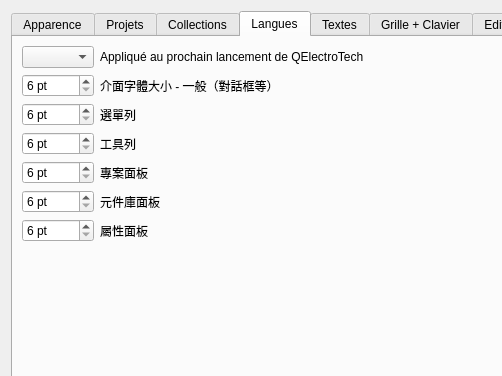
Old version of the form sources/ui/configpage/generalconfigurationpage.ui in the repository jolinjo/QET; both pictures show x 0 to 502 and y 0 to 376 of the 955 by 625 pixel window.
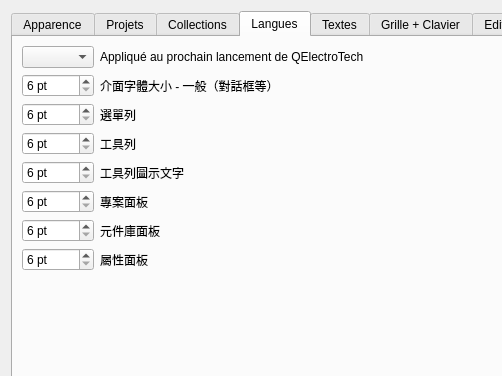
New version of the form. The open tabs and pages were chosen to show the change.

Commit message:
介面字級/使用性優化:頁籤與專案標題跟隨面板字級、工具列圖示文字獨立字級、屬性面板字級一致、元件庫 splitter 記憶、預設開啟常用庫;移除工具列列印鈕,版本 1.0.21
- 專案頁籤(ProjectView m_tab)與 MDI 子視窗標題跟隨「專案面板」字級,新開專案即時套用
- 新增「工具列圖示文字」獨立字級設定(fontsize_toolbar_icontext),套到工具列按鈕 caption
- 屬性/自動編號 dock 動態重建的 editor 套用 dock 分區字型,修正大小不一
- 元件庫樹/預覽 splitter 位置跨 session 記憶(elementspanel/collections_splitter_state)
- 元件庫首次載入預設展開並選取公司「00 常用」庫,下方直接顯示常用元件
- 工具列移除列印按鈕(保留選單項與 ⌘P)
- README:釐清「改動越少越好」僅適用 MCP 介面層,QET 本身使用性/效能/穩定改善歡迎

```diff
--- a/sources/ui/configpage/generalconfigurationpage.ui
+++ b/sources/ui/configpage/generalconfigurationpage.ui
@@ -558,42 +558,54 @@
         </widget>
        </item>
        <item row="4" column="0">
-        <widget class="QSpinBox" name="m_fs_project_sb">
+        <widget class="QSpinBox" name="m_fs_toolbar_icontext_sb">
          <property name="minimum"><number>6</number></property>
          <property name="maximum"><number>24</number></property>
          <property name="suffix"><string> pt</string></property>
         </widget>
        </item>
        <item row="4" column="1">
+        <widget class="QLabel" name="m_fs_toolbar_icontext_label">
+         <property name="text"><string>工具列圖示文字</string></property>
+        </widget>
+       </item>
+       <item row="5" column="0">
+        <widget class="QSpinBox" name="m_fs_project_sb">
+         <property name="minimum"><number>6</number></property>
+         <property name="maximum"><number>24</number></property>
+         <property name="suffix"><string> pt</string></property>
+        </widget>
+       </item>
+       <item row="5" column="1">
         <widget class="QLabel" name="m_fs_project_label">
          <property name="text"><string>專案面板</string></property>
         </widget>
        </item>
-       <item row="5" column="0">
+       <item row="6" column="0">
         <widget class="QSpinBox" name="m_fs_library_sb">
          <property name="minimum"><number>6</number></property>
          <property name="maximum"><number>24</number></property>
          <property name="suffix"><string> pt</string></property>
         </widget>
        </item>
-       <item row="5" column="1">
+       <item row="6" column="1">
         <widget class="QLabel" name="m_fs_library_label">
          <property name="text"><string>元件庫面板</string></property>
         </widget>
        </item>
-       <item row="6" column="0">
+       <item row="7" column="0">
         <widget class="QSpinBox" name="m_fs_props_sb">
          <property name="minimum"><number>6</number></property>
          <property name="maximum"><number>24</number></property>
          <property name="suffix"><string> pt</string></property>
         </widget>
        </item>
-       <item row="6" column="1">
+       <item row="7" column="1">
         <widget class="QLabel" name="m_fs_props_label">
          <property name="text"><string>屬性面板</string></property>
         </widget>
        </item>
-       <item row="7" column="0">
+       <item row="8" column="0">
         <spacer name="verticalSpacer_3">
          <property name="orientation">
           <enum>Qt::Vertical</enum>
```
The commit also changes 9 other files.
